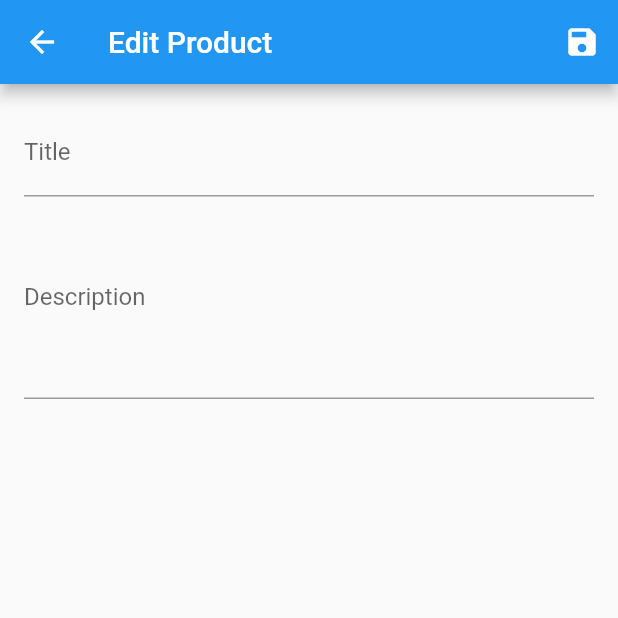
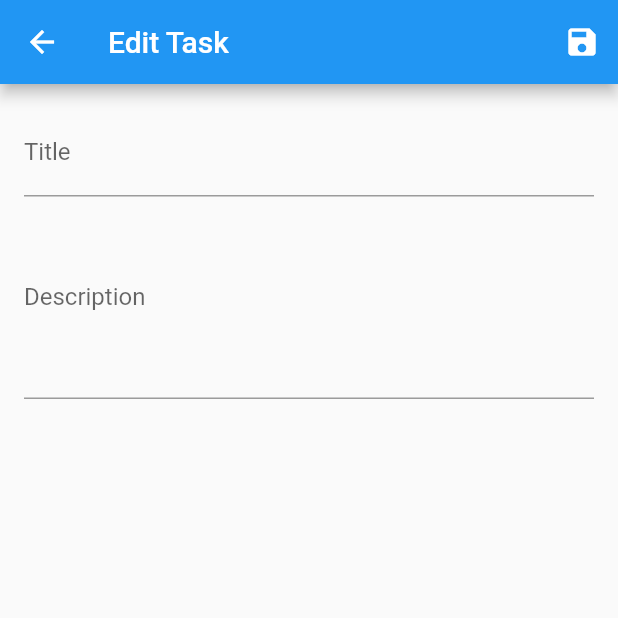
Before and after one commit to ai-rayhan/note_app_firebase, a Flutter app: the EditTaskScreen screen opened by its route, on a phone screen of 412 x 824 dp, the top half of it. Run offline on Flutter 3.47's test engine with Material 2 defaults, Android fonts, the phone set to English and light mode, and no system bars; our stand-ins replace connectivity_plus, shared_preferences; missing offline and left inert: flutter_stripe; accounts and stored records are empty.

Commit message:
readme update

```diff
--- a/lib/screens/add_task_screen.dart
+++ b/lib/screens/add_task_screen.dart
@@ -92,7 +92,7 @@ class _EditTaskScreenState extends State<EditTaskScreen> {
   Widget build(BuildContext context) {
     return Scaffold(
       appBar: AppBar(
-        title: Text('Edit Product'),
+        title: Text('Edit Task'),
         actions: <Widget>[
           IconButton(
             icon: Icon(Icons.save),
```
Also changed, not shown: app_screenshot/3.jpg, app_screenshot/4.jpg (deleted), app_screenshot/6.jpg (renamed from app_screenshot/Screenshot_20230615-165859.jpg), app_screenshot/7.jpg (renamed from app_screenshot/Screenshot_20230615-165910.jpg), app_screenshot/Screenshot_20230615-165849.jpg (deleted), 1 other file.
